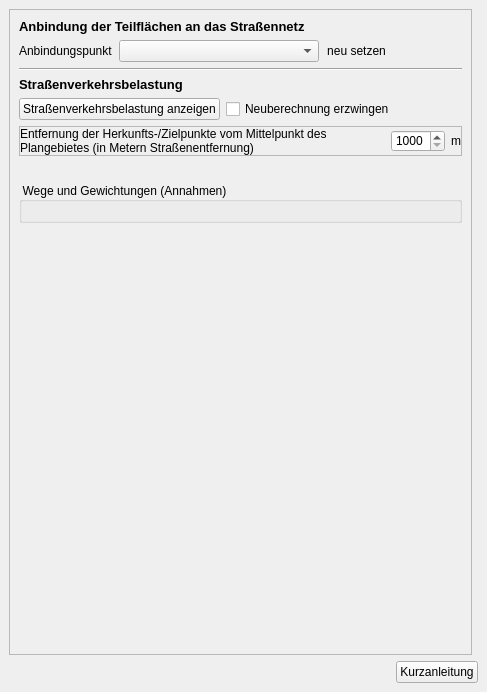
First picture: the form in projektcheck/ui/ProjektCheck_dockwidget_analysis_03-ViU.ui, repository projektcheck/ProjektCheck-QGIS, before the edit.
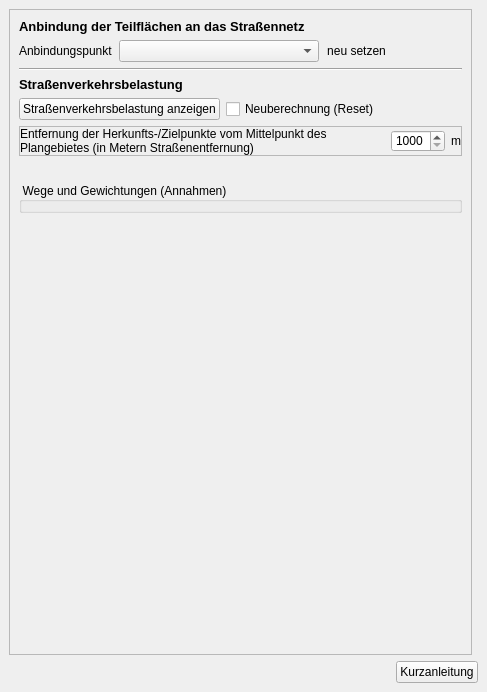
Second picture: the form after the edit. Icons and pictures are not drawn.

```diff
--- a/projektcheck/ui/ProjektCheck_dockwidget_analysis_03-ViU.ui
+++ b/projektcheck/ui/ProjektCheck_dockwidget_analysis_03-ViU.ui
@@ -67,8 +67,8 @@
         <rect>
          <x>0</x>
          <y>0</y>
-         <width>461</width>
-         <height>618</height>
+         <width>469</width>
+         <height>636</height>
         </rect>
        </property>
        <layout class="QVBoxLayout" name="verticalLayout_2">
@@ -193,7 +193,7 @@
           <item>
            <widget class="QCheckBox" name="recalculate_check">
             <property name="text">
-             <string>Neuberechnung erzwingen</string>
+             <string>Neuberechnung (Reset)</string>
             </property>
            </widget>
           </item>
@@ -305,7 +305,6 @@
           <property name="title">
            <string>Wege und Gewichtungen (Annahmen)</string>
           </property>
-          <layout class="QVBoxLayout" name="verticalLayout"/>
          </widget>
         </item>
         <item>
```
